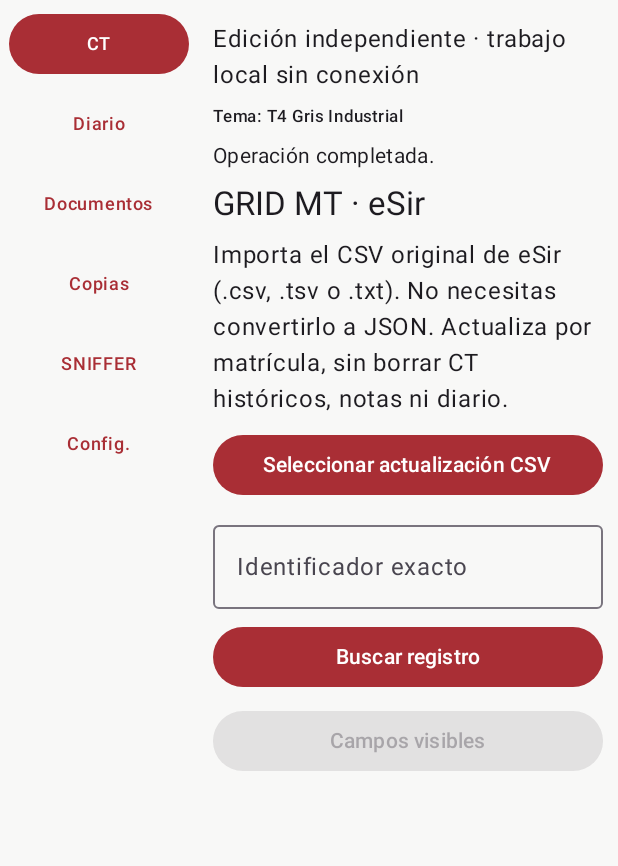
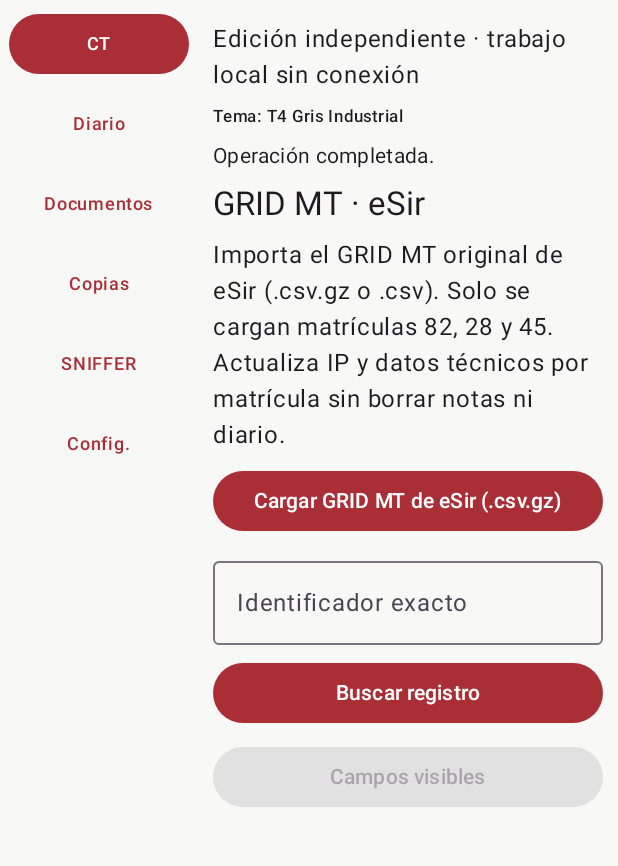
Before and after one commit to josxtm/AUTOCONTROL-PUBLIC, an Android app built with Jetpack Compose: the screen it shows after launch (MainActivity), on a phone screen of 412 x 824 dp, the part 45-911 px from its top. Run offline under Robolectric (Android 15) with nearby library versions, the phone set to English and light mode, and no system bars; libraries missing offline, so code that uses them is left out: com.googlecode.tesseract.

Commit message:
feat(ui): show eligible matrícula prefixes and direct compressed GRID import

```diff
--- a/app/src/main/java/com/josxtm/autocontrol/community/MainActivity.kt
+++ b/app/src/main/java/com/josxtm/autocontrol/community/MainActivity.kt
@@ -101,8 +101,8 @@ class MainActivity : ComponentActivity() {
                 when (tab) {
                     0 -> {
                         item { Text("GRID MT · eSir", style = MaterialTheme.typography.titleLarge) }
-                        item { Text("Importa el CSV original de eSir (.csv, .tsv o .txt). No necesitas convertirlo a JSON. Actualiza por matrícula, sin borrar CT históricos, notas ni diario.") }
-                        item { Action("Seleccionar actualización CSV", enabled, pickCatalog) }
+                        item { Text("Importa el GRID MT original de eSir (.csv.gz o .csv). Solo se cargan matrículas 82, 28 y 45. Actualiza IP y datos técnicos por matrícula sin borrar notas ni diario.") }
+                        item { Action("Cargar GRID MT de eSir (.csv.gz)", enabled, pickCatalog) }
                         m.csvPreview?.let { preview ->
                             item { Text("Vista previa: ${preview.rows} CT del archivo · ${preview.added} nuevos · ${preview.changed} modificados · ${preview.unchanged} sin cambios · ${preview.retained} históricos conservados.") }
                             item { Text("Identificador: ${preview.identifier}. Los CT ausentes se conservan sin eliminar sus notas. Se actualizarán datos e IP del catálogo, nunca las anotaciones.") }
```
